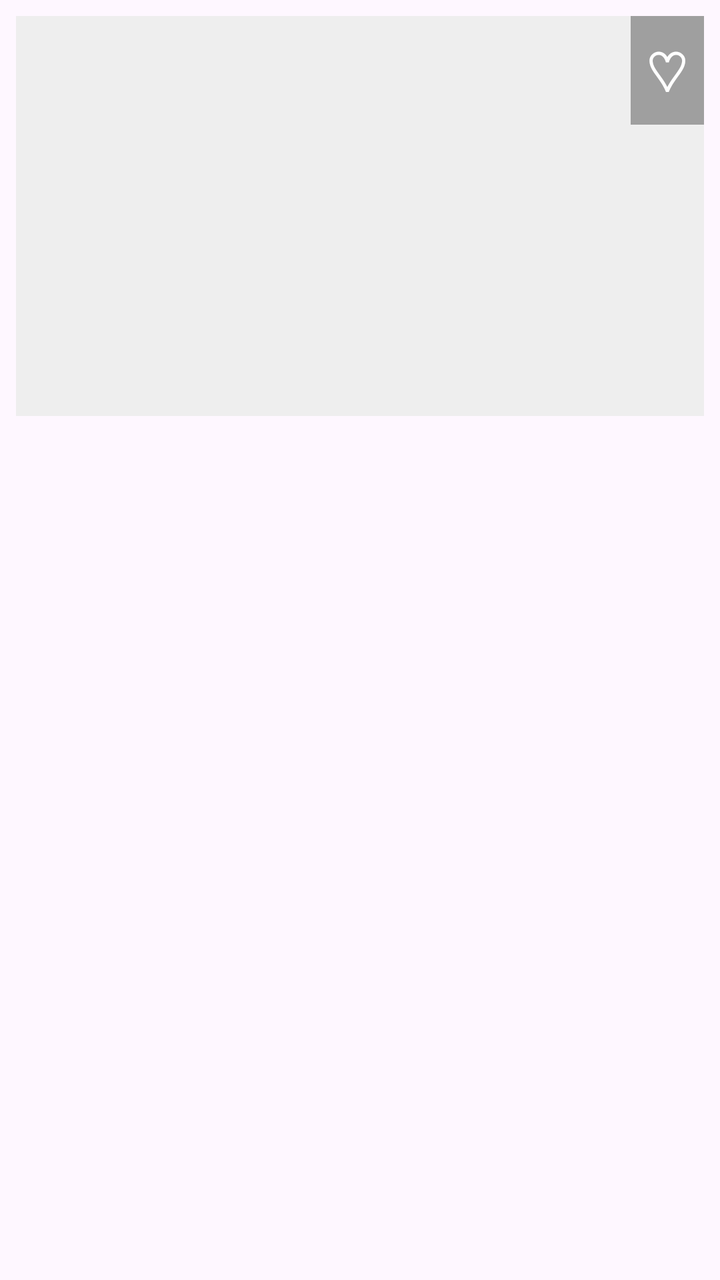
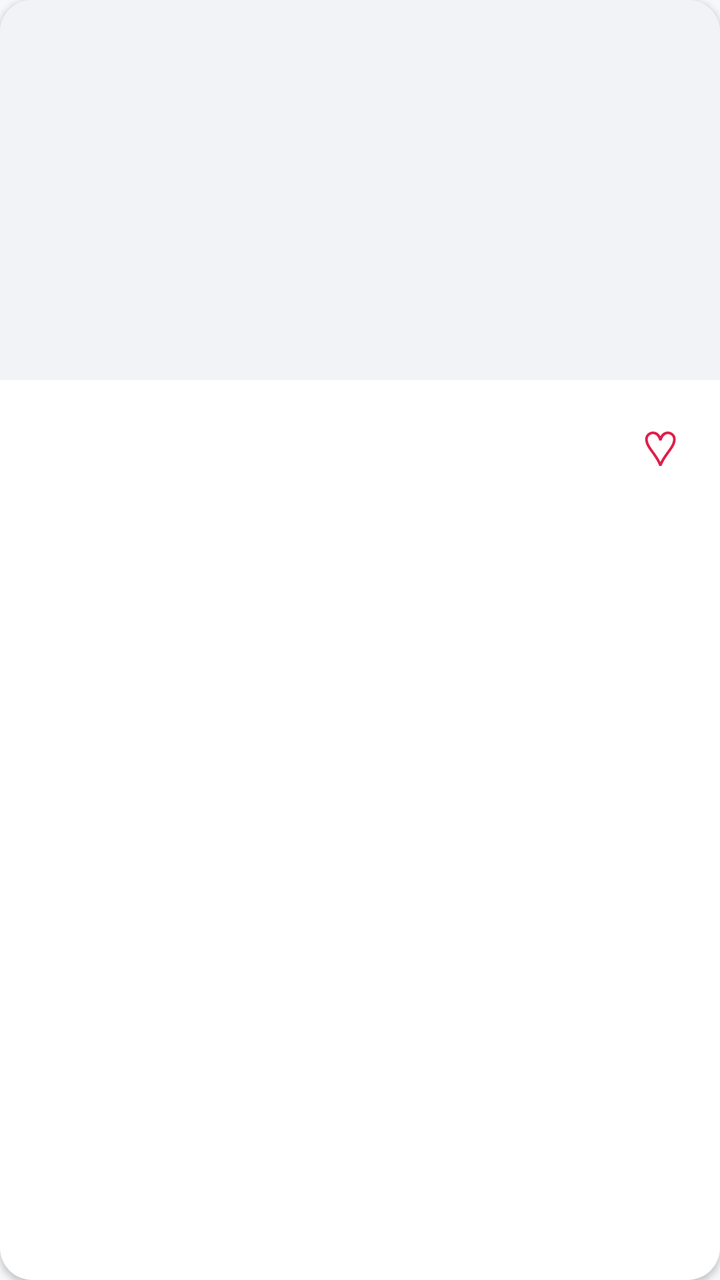

Two renders of the same Android screen: before a commit and after it. Below are the layout's source before the change and the commit's diff.
<!-- AndroidManifest.xml: application theme Theme.PhotoViewer -->
<!-- res/layout/item_image.xml -->
<?xml version="1.0" encoding="utf-8"?>
<LinearLayout xmlns:android="http://schemas.android.com/apk/res/android"
    android:layout_width="match_parent"
    android:layout_height="wrap_content"
    android:orientation="vertical"
    android:padding="8dp">

    <FrameLayout
        android:layout_width="match_parent"
        android:layout_height="200dp">

        <ImageView
            android:id="@+id/imageViewItem"
            android:layout_width="match_parent"
            android:layout_height="match_parent"
            android:background="#EEEEEE"
            android:scaleType="centerCrop" />

        <TextView
            android:id="@+id/noImageLabelItem"
            android:layout_width="match_parent"
            android:layout_height="match_parent"
            android:gravity="center"
            android:text="이미지 없음"
            android:textColor="#888888"
            android:visibility="gone" />

        <TextView
            android:id="@+id/favoriteIcon"
            android:layout_width="wrap_content"
            android:layout_height="wrap_content"
            android:layout_gravity="top|end"
            android:background="#55000000"
            android:clickable="true"
            android:focusable="true"
            android:padding="8dp"
            android:text="♡"
            android:textColor="#FFFFFF"
            android:textSize="28sp" />
    </FrameLayout>

    <TextView
        android:id="@+id/itemTitle"
        android:layout_width="match_parent"
        android:layout_height="wrap_content"
        android:layout_marginTop="4dp"
        android:textStyle="bold" />

    <TextView
        android:id="@+id/itemDate"
        android:layout_width="match_parent"
        android:layout_height="wrap_content"
        android:textColor="#888888"
        android:textSize="12sp" />

</LinearLayout>
<!-- resources referenced by this layout -->
<resources>
  <style name="Theme.PhotoViewer" parent="Base.Theme.PhotoViewer" />
  <style name="Base.Theme.PhotoViewer" parent="Theme.Material3.DayNight.NoActionBar">
          
          
      </style>
</resources>

<!-- the commit's change to res/layout/item_image.xml (unified diff, before → after) -->
@@ -1,56 +1,105 @@
 <?xml version="1.0" encoding="utf-8"?>
-<LinearLayout xmlns:android="http://schemas.android.com/apk/res/android"
+<com.google.android.material.card.MaterialCardView xmlns:android="http://schemas.android.com/apk/res/android"
+    xmlns:app="http://schemas.android.com/apk/res-auto"
+    style="@style/PhotoBlog.Card"
     android:layout_width="match_parent"
     android:layout_height="wrap_content"
-    android:orientation="vertical"
-    android:padding="8dp">
+    android:layout_marginTop="@dimen/space_sm"
+    android:layout_marginBottom="@dimen/space_sm">
 
-    <FrameLayout
-        android:layout_width="match_parent"
-        android:layout_height="200dp">
-
-        <ImageView
-            android:id="@+id/imageViewItem"
-            android:layout_width="match_parent"
-            android:layout_height="match_parent"
-            android:background="#EEEEEE"
-            android:scaleType="centerCrop" />
-
-        <TextView
-            android:id="@+id/noImageLabelItem"
-            android:layout_width="match_parent"
-            android:layout_height="match_parent"
-            android:gravity="center"
-            android:text="이미지 없음"
-            android:textColor="#888888"
-            android:visibility="gone" />
-
-        <TextView
-            android:id="@+id/favoriteIcon"
-            android:layout_width="wrap_content"
-            android:layout_height="wrap_content"
-            android:layout_gravity="top|end"
-            android:background="#55000000"
-            android:clickable="true"
-            android:focusable="true"
-            android:padding="8dp"
-            android:text="♡"
-            android:textColor="#FFFFFF"
-            android:textSize="28sp" />
-    </FrameLayout>
-
-    <TextView
-        android:id="@+id/itemTitle"
+    <LinearLayout
         android:layout_width="match_parent"
         android:layout_height="wrap_content"
-        android:layout_marginTop="4dp"
-        android:textStyle="bold" />
+        android:orientation="vertical">
 
-    <TextView
-        android:id="@+id/itemDate"
-        android:layout_width="match_parent"
-        android:layout_height="wrap_content"
-        android:textColor="#888888"
-        android:textSize="12sp" />
+        <FrameLayout
+            android:layout_width="match_parent"
+            android:layout_height="@dimen/item_image_height"
+            android:background="@color/pb_surface_variant">
 
-</LinearLayout>
+            <ImageView
+                android:id="@+id/imageViewItem"
+                android:layout_width="match_parent"
+                android:layout_height="match_parent"
+                android:background="@color/pb_surface_variant"
+                android:contentDescription="@string/cd_post_image"
+                android:scaleType="centerCrop" />
+
+            <TextView
+                android:id="@+id/noImageLabelItem"
+                android:layout_width="wrap_content"
+                android:layout_height="wrap_content"
+                android:layout_gravity="center"
+                android:drawablePadding="@dimen/space_sm"
+                android:gravity="center"
+                android:text="@string/no_image"
+                android:textColor="@color/pb_hint"
+                android:textSize="@dimen/text_preview"
+                android:visibility="gone"
+                app:drawableTint="@color/pb_hint"
+                app:drawableTopCompat="@drawable/ic_image" />
+        </FrameLayout>
+
+        <LinearLayout
+            android:layout_width="match_parent"
+            android:layout_height="wrap_content"
+            android:orientation="vertical"
+            android:paddingStart="@dimen/space_lg"
+            android:paddingTop="@dimen/space_md"
+            android:paddingEnd="@dimen/space_sm"
+            android:paddingBottom="@dimen/space_lg">
+
+            <LinearLayout
+                android:layout_width="match_parent"
+                android:layout_height="wrap_content"
+                android:gravity="center_vertical"
+                android:orientation="horizontal">
+
+                <TextView
+                    android:id="@+id/itemTitle"
+                    android:layout_width="0dp"
+                    android:layout_height="wrap_content"
+                    android:layout_weight="1"
+                    android:ellipsize="end"
+                    android:maxLines="1"
+                    android:textColor="@color/pb_text"
+                    android:textSize="@dimen/text_item_title"
+                    android:textStyle="bold" />
+
+                
+                <TextView
+                    android:id="@+id/favoriteIcon"
+                    android:layout_width="44dp"
+                    android:layout_height="44dp"
+                    android:background="?attr/selectableItemBackgroundBorderless"
+                    android:clickable="true"
+                    android:contentDescription="@string/cd_favorite"
+                    android:focusable="true"
+                    android:gravity="center"
+                    android:text="♡"
+                    android:textColor="@color/pb_favorite"
+                    android:textSize="@dimen/text_heart" />
+            </LinearLayout>
+
+            
+            <TextView
+                android:id="@+id/itemText"
+                android:layout_width="match_parent"
+                android:layout_height="wrap_content"
+                android:layout_marginEnd="@dimen/space_sm"
+                android:ellipsize="end"
+                android:lineSpacingExtra="2dp"
+                android:maxLines="2"
+                android:textColor="@color/pb_text_secondary"
+                android:textSize="@dimen/text_preview" />
+
+            <TextView
+                android:id="@+id/itemDate"
+                android:layout_width="match_parent"
+                android:layout_height="wrap_content"
+                android:layout_marginTop="@dimen/space_sm"
+                android:textColor="@color/pb_hint"
+                android:textSize="@dimen/text_caption" />
+        </LinearLayout>
+    </LinearLayout>
+</com.google.android.material.card.MaterialCardView>
<!-- resource entries referenced after the edit -->
@@ -1,9 +1,70 @@
 <!-- resources referenced by this layout -->
 <resources>
+  <color name="pb_favorite">#FFE11D48</color>
+  <color name="pb_hint">#FF9CA3AF</color>
+  <color name="pb_surface_variant">#FFF1F3F6</color>
+  <color name="pb_text">#FF111827</color>
+  <color name="pb_text_secondary">#FF4B5563</color>
+  <dimen name="item_image_height">190dp</dimen>
+  <dimen name="space_lg">16dp</dimen>
+  <dimen name="space_md">12dp</dimen>
+  <dimen name="space_sm">8dp</dimen>
+  <dimen name="text_caption">12sp</dimen>
+  <dimen name="text_heart">24sp</dimen>
+  <dimen name="text_item_title">17sp</dimen>
+  <dimen name="text_preview">14sp</dimen>
+  <!-- drawable ic_image (drawable) -->
+  <?xml version="1.0" encoding="utf-8"?>
+  <vector xmlns:android="http://schemas.android.com/apk/res/android"
+      android:width="24dp"
+      android:height="24dp"
+      android:viewportWidth="24"
+      android:viewportHeight="24"
+      android:tint="?attr/colorControlNormal">
+      <path
+          android:fillColor="@android:color/white"
+          android:pathData="M21,19V5c0,-1.1 -0.9,-2 -2,-2H5c-1.1,0 -2,0.9 -2,2v14c0,1.1 0.9,2 2,2h14c1.1,0 2,-0.9 2,-2zM8.5,13.5l2.5,3.01L14.5,12l4.5,6H5l3.5,-4.5z" />
+  </vector>
+  <string name="cd_favorite">즐겨찾기</string>
+  <string name="cd_post_image">게시물 이미지</string>
+  <string name="no_image">이미지 없음</string>
+  <style name="PhotoBlog.Card" parent="Widget.Material3.CardView.Elevated">
+          <item name="cardCornerRadius">@dimen/radius_card</item>
+          <item name="cardElevation">@dimen/card_elevation</item>
+          <item name="cardBackgroundColor">@color/pb_surface</item>
+      </style>
   <style name="Theme.PhotoViewer" parent="Base.Theme.PhotoViewer" />
-  <style name="Base.Theme.PhotoViewer" parent="Theme.Material3.DayNight.NoActionBar">
+  <dimen name="radius_card">16dp</dimen>
+  <dimen name="card_elevation">2dp</dimen>
+  <color name="pb_surface">#FFFFFFFF</color>
+  <style name="Base.Theme.PhotoViewer" parent="Theme.Material3.Light.NoActionBar">
+          <item name="colorPrimary">@color/pb_primary</item>
+          <item name="colorOnPrimary">@color/pb_on_primary</item>
+          <item name="colorPrimaryContainer">@color/pb_primary_soft</item>
+          <item name="colorOnPrimaryContainer">@color/pb_primary_dark</item>
+          <item name="colorSecondaryContainer">@color/pb_primary_soft</item>
+          <item name="colorOnSecondaryContainer">@color/pb_primary_dark</item>
+          <item name="colorSurface">@color/pb_surface</item>
+          <item name="colorOnSurface">@color/pb_text</item>
+          <item name="colorOnSurfaceVariant">@color/pb_muted</item>
+          <item name="colorOutline">@color/pb_border</item>
+          <item name="colorError">@color/pb_error</item>
           
-          
+          <item name="elevationOverlayEnabled">false</item>
+          <item name="android:colorBackground">@color/pb_background</item>
+          <item name="android:windowBackground">@color/pb_background</item>
+          <item name="android:statusBarColor">@color/pb_surface</item>
+          <item name="android:navigationBarColor">@color/pb_surface</item>
+          <item name="android:windowLightStatusBar">true</item>
+          <item name="android:windowLightNavigationBar" tools:targetApi="27">true</item>
       </style>
+  <color name="pb_primary">#FF2563EB</color>
+  <color name="pb_on_primary">#FFFFFFFF</color>
+  <color name="pb_primary_soft">#FFEFF4FF</color>
+  <color name="pb_primary_dark">#FF1D4ED8</color>
+  <color name="pb_muted">#FF6B7280</color>
+  <color name="pb_border">#FFE5E7EB</color>
+  <color name="pb_error">#FFDC2626</color>
+  <color name="pb_background">#FFF7F8FA</color>
 </resources>
 
